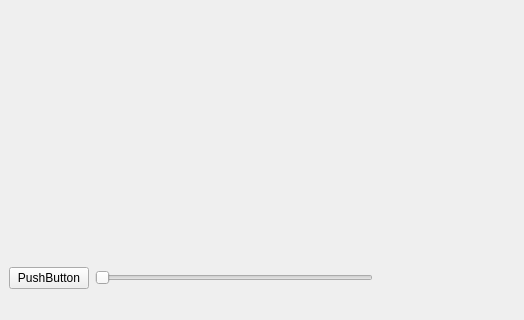
First picture: the form in Semestralka/mainwindow.ui, repository MarekKoziak/Semestralna-praca, before the edit; both pictures show x 0 to 524 and y 94 to 414 of the 659 by 414 pixel window.
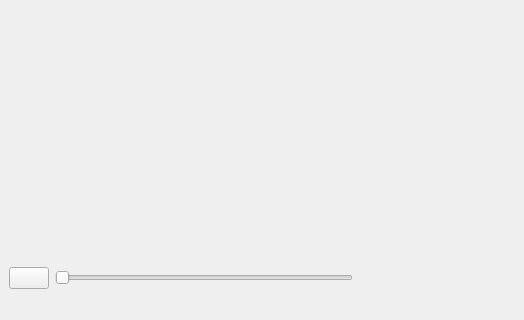
Second picture: the form after the edit.

Diff of the .ui file:
```diff
--- a/Semestralka/mainwindow.ui
+++ b/Semestralka/mainwindow.ui
@@ -83,13 +83,25 @@
       </property>
       <item>
        <widget class="QPushButton" name="pushButton_playPause">
+        <property name="enabled">
+         <bool>true</bool>
+        </property>
         <property name="text">
-         <string>PushButton</string>
+         <string/>
+        </property>
+        <property name="iconSize">
+         <size>
+          <width>35</width>
+          <height>35</height>
+         </size>
         </property>
        </widget>
       </item>
       <item>
        <widget class="QSlider" name="horizontalSlider_videoBar">
+        <property name="enabled">
+         <bool>true</bool>
+        </property>
         <property name="maximum">
          <number>10</number>
         </property>
```
